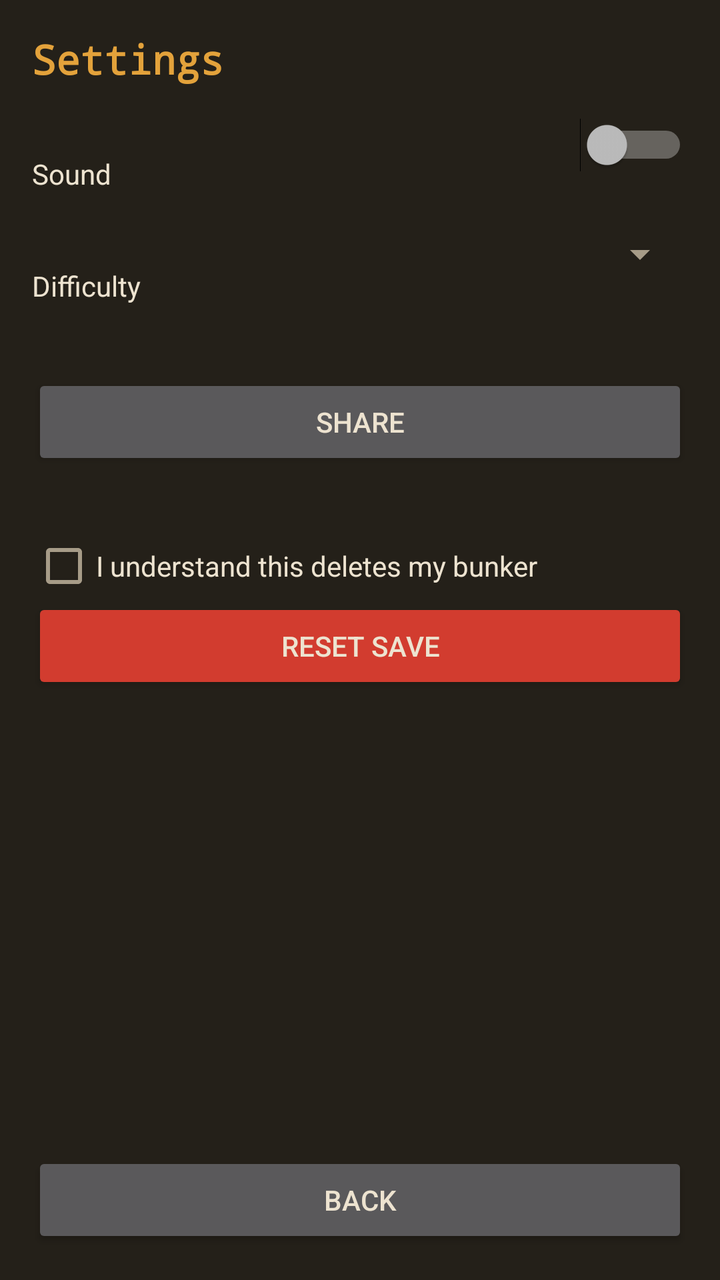
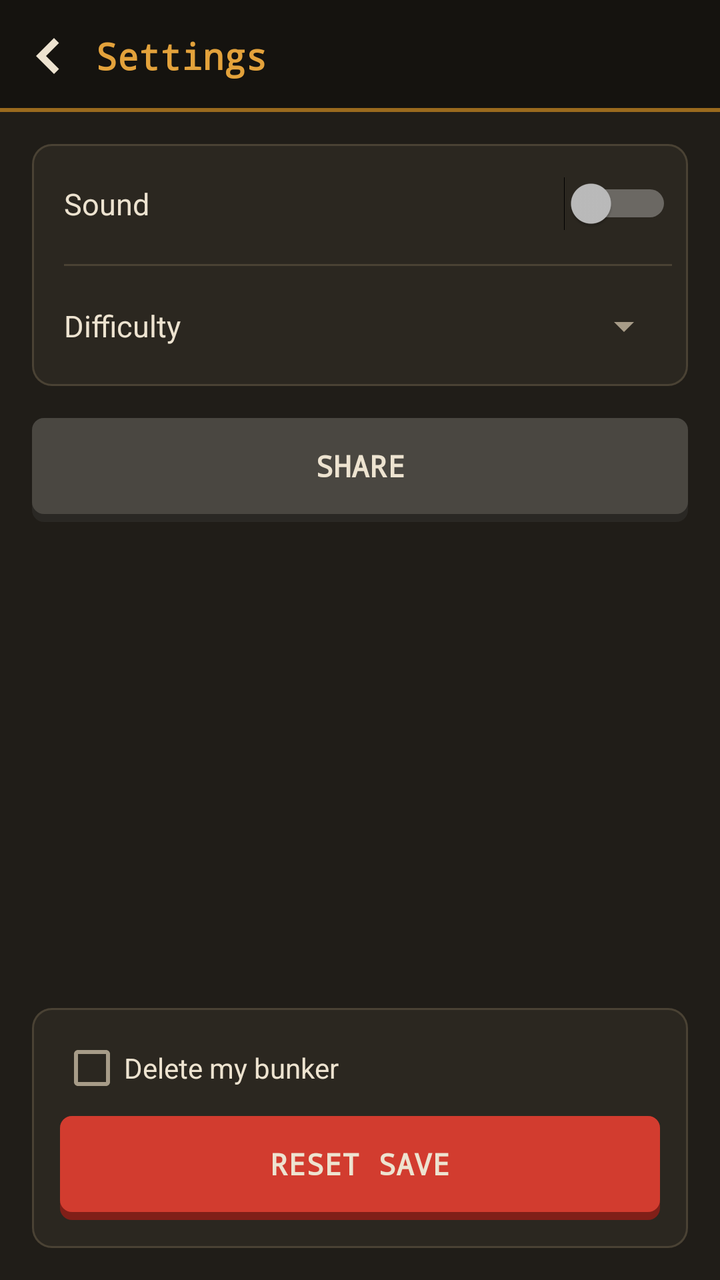

The first picture is an Android layout as it rendered before a commit; the second is the same layout after the commit. The layout source and the unified diff follow.
<!-- AndroidManifest.xml: application theme Theme.BurrowNine -->
<!-- res/layout/activity_settings.xml -->
<?xml version="1.0" encoding="utf-8"?>
<FrameLayout xmlns:android="http://schemas.android.com/apk/res/android"
    android:layout_width="match_parent"
    android:layout_height="match_parent"
    android:fitsSystemWindows="true">

    <LinearLayout
        android:layout_width="match_parent"
        android:layout_height="match_parent"
        android:orientation="vertical"
        android:padding="16dp">

        <TextView
            style="@style/BunkerHeading"
            android:layout_width="wrap_content"
            android:layout_height="wrap_content"
            android:text="@string/settings"
            android:textSize="20sp" />

        <TableLayout
            android:layout_width="match_parent"
            android:layout_height="wrap_content"
            android:layout_marginTop="16dp"
            android:stretchColumns="1">

            <TableRow
                android:gravity="center_vertical"
                android:minHeight="56dp">

                <TextView
                    style="@style/BunkerText"
                    android:layout_width="wrap_content"
                    android:layout_height="wrap_content"
                    android:text="@string/sound" />

                <Switch
                    android:id="@+id/soundSwitch"
                    android:layout_width="wrap_content"
                    android:layout_height="wrap_content"
                    android:layout_gravity="end" />
            </TableRow>

            <TableRow
                android:gravity="center_vertical"
                android:minHeight="56dp">

                <TextView
                    style="@style/BunkerText"
                    android:layout_width="wrap_content"
                    android:layout_height="wrap_content"
                    android:text="@string/difficulty" />

                <Spinner
                    android:id="@+id/difficultySpinner"
                    android:layout_width="wrap_content"
                    android:layout_height="wrap_content"
                    android:layout_gravity="end" />
            </TableRow>
        </TableLayout>

        <Button
            android:id="@+id/shareButton"
            android:layout_width="match_parent"
            android:layout_height="wrap_content"
            android:layout_marginTop="16dp"
            android:text="@string/share" />

        <CheckBox
            android:id="@+id/resetConfirm"
            android:layout_width="wrap_content"
            android:layout_height="wrap_content"
            android:layout_marginTop="32dp"
            android:text="@string/reset_confirm"
            android:textColor="@color/text_main" />

        <Button
            android:id="@+id/resetButton"
            android:layout_width="match_parent"
            android:layout_height="wrap_content"
            android:backgroundTint="@color/alarm_red"
            android:text="@string/reset_save" />

        <View
            android:layout_width="match_parent"
            android:layout_height="0dp"
            android:layout_weight="1" />

        <Button
            android:id="@+id/settingsBack"
            android:layout_width="match_parent"
            android:layout_height="wrap_content"
            android:text="@string/back" />
    </LinearLayout>
</FrameLayout>
<!-- resources referenced by this layout -->
<resources>
  <string name="reset_confirm">I understand this deletes my bunker</string>
  <style name="BunkerHeading">
          <item name="android:textColor">@color/amber</item>
          <item name="android:textSize">16sp</item>
          <item name="android:textStyle">bold</item>
          <item name="android:fontFamily">monospace</item>
      </style>
  <style name="BunkerText">
          <item name="android:textColor">@color/text_main</item>
          <item name="android:textSize">14sp</item>
      </style>
  <style name="Theme.BurrowNine" parent="Theme.AppCompat.NoActionBar">
          <item name="colorPrimary">@color/rust</item>
          <item name="colorPrimaryDark">@color/soot</item>
          <item name="colorAccent">@color/amber</item>
          <item name="android:windowBackground">@color/bunker_wall</item>
          <item name="android:textColorPrimary">@color/text_main</item>
          <item name="android:textColorSecondary">@color/text_dim</item>
          <item name="android:statusBarColor">@color/soot</item>
      </style>
  <color name="bunker_wall">#FF242019</color>
  <!-- unchanged entries left out for length: 12 -->
</resources>

<!-- the commit's change to res/layout/activity_settings.xml (unified diff, before → after) -->
@@ -1,94 +1,119 @@
 <?xml version="1.0" encoding="utf-8"?>
-<FrameLayout xmlns:android="http://schemas.android.com/apk/res/android"
+<LinearLayout xmlns:android="http://schemas.android.com/apk/res/android"
     android:layout_width="match_parent"
     android:layout_height="match_parent"
-    android:fitsSystemWindows="true">
+    android:fitsSystemWindows="true"
+    android:orientation="vertical">
 
-    <LinearLayout
+    <RelativeLayout
         android:layout_width="match_parent"
-        android:layout_height="match_parent"
-        android:orientation="vertical"
-        android:padding="16dp">
+        android:layout_height="56dp"
+        android:background="@drawable/bg_hud">
+
+        <ImageButton
+            android:id="@+id/settingsBack"
+            android:layout_width="48dp"
+            android:layout_height="48dp"
+            android:layout_alignParentStart="true"
+            android:layout_centerVertical="true"
+            android:background="@android:color/transparent"
+            android:contentDescription="@string/back"
+            android:padding="12dp"
+            android:scaleType="fitCenter"
+            android:src="@drawable/ic_back" />
 
         <TextView
             style="@style/BunkerHeading"
             android:layout_width="wrap_content"
             android:layout_height="wrap_content"
-            android:text="@string/settings"
-            android:textSize="20sp" />
+            android:layout_centerVertical="true"
+            android:layout_toEndOf="@id/settingsBack"
+            android:text="@string/settings" />
+    </RelativeLayout>
 
-        <TableLayout
-            android:layout_width="match_parent"
-            android:layout_height="wrap_content"
-            android:layout_marginTop="16dp"
-            android:stretchColumns="1">
+    <TableLayout
+        android:layout_width="match_parent"
+        android:layout_height="wrap_content"
+        android:layout_margin="16dp"
+        android:background="@drawable/bg_panel"
+        android:paddingStart="16dp"
+        android:paddingEnd="8dp"
+        android:stretchColumns="0">
 
-            <TableRow
-                android:gravity="center_vertical"
-                android:minHeight="56dp">
+        <TableRow
+            android:gravity="center_vertical"
+            android:minHeight="60dp">
 
-                <TextView
-                    style="@style/BunkerText"
-                    android:layout_width="wrap_content"
-                    android:layout_height="wrap_content"
-                    android:text="@string/sound" />
+            <TextView
+                style="@style/BunkerText"
+                android:layout_width="wrap_content"
+                android:layout_height="wrap_content"
+                android:text="@string/sound" />
 
-                <Switch
-                    android:id="@+id/soundSwitch"
-                    android:layout_width="wrap_content"
-                    android:layout_height="wrap_content"
-                    android:layout_gravity="end" />
-            </TableRow>
+            <Switch
+                android:id="@+id/soundSwitch"
+                android:layout_width="wrap_content"
+                android:layout_height="wrap_content"
+                android:layout_gravity="end|center_vertical" />
+        </TableRow>
 
-            <TableRow
-                android:gravity="center_vertical"
-                android:minHeight="56dp">
+        <View
+            android:layout_height="1dp"
+            android:background="@color/panel_line" />
 
-                <TextView
-                    style="@style/BunkerText"
-                    android:layout_width="wrap_content"
-                    android:layout_height="wrap_content"
-                    android:text="@string/difficulty" />
+        <TableRow
+            android:gravity="center_vertical"
+            android:minHeight="60dp">
 
-                <Spinner
-                    android:id="@+id/difficultySpinner"
-                    android:layout_width="wrap_content"
-                    android:layout_height="wrap_content"
-                    android:layout_gravity="end" />
-            </TableRow>
-        </TableLayout>
+            <TextView
+                style="@style/BunkerText"
+                android:layout_width="wrap_content"
+                android:layout_height="wrap_content"
+                android:text="@string/difficulty" />
 
-        <Button
-            android:id="@+id/shareButton"
-            android:layout_width="match_parent"
-            android:layout_height="wrap_content"
-            android:layout_marginTop="16dp"
-            android:text="@string/share" />
+            <Spinner
+                android:id="@+id/difficultySpinner"
+                android:layout_width="wrap_content"
+                android:layout_height="wrap_content"
+                android:layout_gravity="end|center_vertical" />
+        </TableRow>
+    </TableLayout>
+
+    <Button
+        android:id="@+id/shareButton"
+        style="@style/BunkerButton.Dark"
+        android:layout_width="match_parent"
+        android:layout_height="wrap_content"
+        android:layout_marginStart="16dp"
+        android:layout_marginEnd="16dp"
+        android:text="@string/share" />
+
+    <View
+        android:layout_width="match_parent"
+        android:layout_height="0dp"
+        android:layout_weight="1" />
+
+    <LinearLayout
+        android:layout_width="match_parent"
+        android:layout_height="wrap_content"
+        android:layout_margin="16dp"
+        android:background="@drawable/bg_panel"
+        android:orientation="vertical"
+        android:padding="14dp">
 
         <CheckBox
             android:id="@+id/resetConfirm"
             android:layout_width="wrap_content"
             android:layout_height="wrap_content"
-            android:layout_marginTop="32dp"
             android:text="@string/reset_confirm"
             android:textColor="@color/text_main" />
 
         <Button
             android:id="@+id/resetButton"
+            style="@style/BunkerButton.Danger"
             android:layout_width="match_parent"
             android:layout_height="wrap_content"
-            android:backgroundTint="@color/alarm_red"
+            android:layout_marginTop="8dp"
             android:text="@string/reset_save" />
-
-        <View
-            android:layout_width="match_parent"
-            android:layout_height="0dp"
-            android:layout_weight="1" />
-
-        <Button
-            android:id="@+id/settingsBack"
-            android:layout_width="match_parent"
-            android:layout_height="wrap_content"
-            android:text="@string/back" />
     </LinearLayout>
-</FrameLayout>
+</LinearLayout>
<!-- resource entries referenced after the edit -->
@@ -1,26 +1,140 @@
 <!-- resources referenced by this layout -->
 <resources>
-  <string name="reset_confirm">I understand this deletes my bunker</string>
+  <color name="panel_line">#FF4A4234</color>
+  <!-- drawable bg_hud (drawable) -->
+  <?xml version="1.0" encoding="utf-8"?>
+  <layer-list xmlns:android="http://schemas.android.com/apk/res/android">
+      <item><shape><solid android:color="@color/amber_dark" /></shape></item>
+      <item android:bottom="2dp"><shape><solid android:color="@color/soot" /></shape></item>
+  </layer-list>
+  <!-- drawable bg_panel (drawable) -->
+  <?xml version="1.0" encoding="utf-8"?>
+  <layer-list xmlns:android="http://schemas.android.com/apk/res/android">
+      <item><shape><solid android:color="@color/panel_line" /><corners android:radius="10dp" /></shape></item>
+      <item android:left="1dp" android:top="1dp" android:right="1dp" android:bottom="1dp">
+          <shape><solid android:color="@color/panel" /><corners android:radius="9dp" /></shape>
+      </item>
+  </layer-list>
+  <!-- drawable ic_back (drawable) -->
+  <?xml version="1.0" encoding="utf-8"?>
+  <vector xmlns:android="http://schemas.android.com/apk/res/android"
+      android:width="24dp"
+      android:height="24dp"
+      android:viewportWidth="24"
+      android:viewportHeight="24">
+      <path android:fillColor="#FFEDE3D0" android:pathData="M15,3 L17.5,5.5 L11,12 L17.5,18.5 L15,21 L6,12 Z" />
+  </vector>
+  <string name="reset_confirm">Delete my bunker</string>
+  <style name="BunkerButton.Danger">
+          <item name="android:background">@drawable/bg_button_danger</item>
+          <item name="android:textColor">@color/text_main</item>
+      </style>
+  <style name="BunkerButton.Dark">
+          <item name="android:background">@drawable/bg_button_dark</item>
+          <item name="android:textColor">@color/text_main</item>
+      </style>
   <style name="BunkerHeading">
           <item name="android:textColor">@color/amber</item>
-          <item name="android:textSize">16sp</item>
+          <item name="android:textSize">18sp</item>
           <item name="android:textStyle">bold</item>
           <item name="android:fontFamily">monospace</item>
       </style>
   <style name="BunkerText">
           <item name="android:textColor">@color/text_main</item>
-          <item name="android:textSize">14sp</item>
+          <item name="android:textSize">15sp</item>
       </style>
   <style name="Theme.BurrowNine" parent="Theme.AppCompat.NoActionBar">
           <item name="colorPrimary">@color/rust</item>
           <item name="colorPrimaryDark">@color/soot</item>
           <item name="colorAccent">@color/amber</item>
+          <item name="colorControlNormal">@color/text_dim</item>
           <item name="android:windowBackground">@color/bunker_wall</item>
           <item name="android:textColorPrimary">@color/text_main</item>
           <item name="android:textColorSecondary">@color/text_dim</item>
           <item name="android:statusBarColor">@color/soot</item>
+          <item name="buttonStyle">@style/BunkerButton</item>
       </style>
-  <color name="bunker_wall">#FF242019</color>
+  <color name="amber_dark">#FF9A6A1E</color>
+  <color name="panel">#FF2B2720</color>
+  <!-- drawable bg_button_danger (drawable) -->
+  <?xml version="1.0" encoding="utf-8"?>
+  <selector xmlns:android="http://schemas.android.com/apk/res/android">
+      <item android:state_enabled="false">
+          <layer-list>
+              <item android:top="0dp"><shape><solid android:color="#FF26241F" /><corners android:radius="6dp" /></shape></item>
+              <item android:top="0dp" android:bottom="4dp"><shape><solid android:color="#FF34322E" /><corners android:radius="6dp" /></shape></item>
+          </layer-list>
+      </item>
+      <item android:state_pressed="true">
+          <layer-list>
+              <item android:top="1dp"><shape><solid android:color="#FF601A14" /><corners android:radius="6dp" /></shape></item>
+              <item android:top="1dp" android:bottom="1dp"><shape><solid android:color="#FF9A2A20" /><corners android:radius="6dp" /></shape></item>
+          </layer-list>
+      </item>
+      <item>
+          <layer-list>
+              <item android:top="0dp"><shape><solid android:color="#FF801F18" /><corners android:radius="6dp" /></shape></item>
+              <item android:top="0dp" android:bottom="4dp"><shape><solid android:color="@color/alarm_red" /><corners android:radius="6dp" /></shape></item>
+          </layer-list>
+      </item>
+  </selector>
+  <!-- drawable bg_button_dark (drawable) -->
+  <?xml version="1.0" encoding="utf-8"?>
+  <selector xmlns:android="http://schemas.android.com/apk/res/android">
+      <item android:state_enabled="false">
+          <layer-list>
+              <item android:top="0dp"><shape><solid android:color="#FF26241F" /><corners android:radius="6dp" /></shape></item>
+              <item android:top="0dp" android:bottom="4dp"><shape><solid android:color="#FF34322E" /><corners android:radius="6dp" /></shape></item>
+          </layer-list>
+      </item>
+      <item android:state_pressed="true">
+          <layer-list>
+              <item android:top="1dp"><shape><solid android:color="#FF2A2824" /><corners android:radius="6dp" /></shape></item>
+              <item android:top="1dp" android:bottom="1dp"><shape><solid android:color="@color/steel_dark" /><corners android:radius="6dp" /></shape></item>
+          </layer-list>
+      </item>
+      <item>
+          <layer-list>
+              <item android:top="0dp"><shape><solid android:color="#FF2A2824" /><corners android:radius="6dp" /></shape></item>
+              <item android:top="0dp" android:bottom="4dp"><shape><solid android:color="#FF4A4741" /><corners android:radius="6dp" /></shape></item>
+          </layer-list>
+      </item>
+  </selector>
+  <color name="bunker_wall">#FF201D18</color>
+  <style name="BunkerButton" parent="Widget.AppCompat.Button">
+          <item name="android:background">@drawable/bg_button</item>
+          <item name="android:textColor">@color/text_on_amber</item>
+          <item name="android:textStyle">bold</item>
+          <item name="android:fontFamily">monospace</item>
+          <item name="android:textSize">15sp</item>
+          <item name="android:minHeight">52dp</item>
+          <item name="android:paddingBottom">4dp</item>
+          <item name="android:stateListAnimator">@null</item>
+      </style>
+  <color name="steel_dark">#FF5A5852</color>
+  <!-- drawable bg_button (drawable) -->
+  <?xml version="1.0" encoding="utf-8"?>
+  <selector xmlns:android="http://schemas.android.com/apk/res/android">
+      <item android:state_enabled="false">
+          <layer-list>
+              <item android:top="0dp"><shape><solid android:color="#FF3E3C38" /><corners android:radius="6dp" /></shape></item>
+              <item android:top="0dp" android:bottom="4dp"><shape><solid android:color="@color/steel_dark" /><corners android:radius="6dp" /></shape></item>
+          </layer-list>
+      </item>
+      <item android:state_pressed="true">
+          <layer-list>
+              <item android:top="1dp"><shape><solid android:color="#FF6E4A14" /><corners android:radius="6dp" /></shape></item>
+              <item android:top="1dp" android:bottom="1dp"><shape><solid android:color="@color/amber_dark" /><corners android:radius="6dp" /></shape></item>
+          </layer-list>
+      </item>
+      <item>
+          <layer-list>
+              <item android:top="0dp"><shape><solid android:color="@color/amber_dark" /><corners android:radius="6dp" /></shape></item>
+              <item android:top="0dp" android:bottom="4dp"><shape><solid android:color="@color/amber" /><corners android:radius="6dp" /></shape></item>
+          </layer-list>
+      </item>
+  </selector>
+  <color name="text_on_amber">#FF1E1A12</color>
   <!-- unchanged entries left out for length: 12 -->
 </resources>
 
